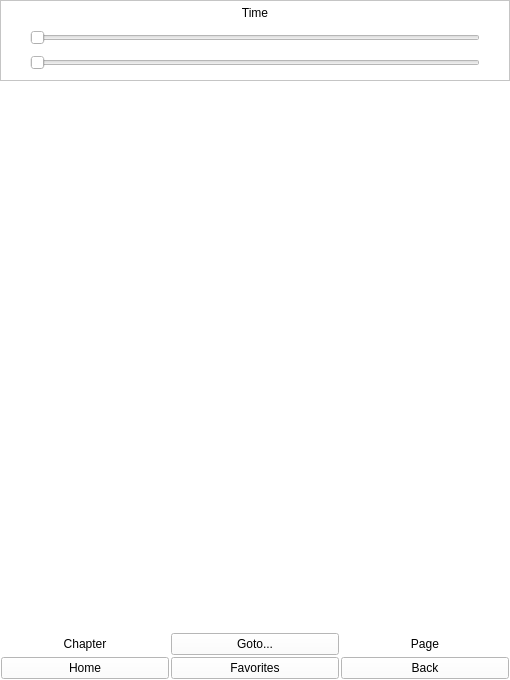
Old version of the form widgets/mangareaderwidget.ui in the repository Rain92/UltimateMangaReader.
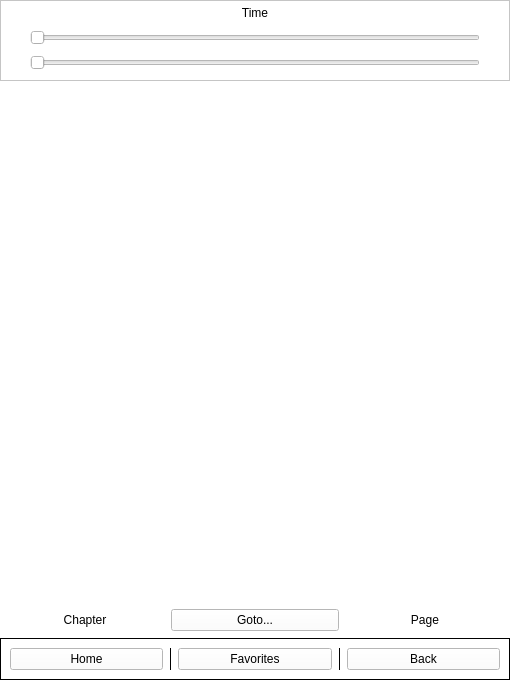
New version of the form. Custom widgets are drawn as their Qt base class.

Commit message: Buttons redesign and bugfixes

```diff
--- a/widgets/mangareaderwidget.ui
+++ b/widgets/mangareaderwidget.ui
@@ -226,15 +226,12 @@
         <property name="lineWidth">
          <number>0</number>
         </property>
-        <layout class="QVBoxLayout" name="verticalLayout_4">
-         <property name="spacing">
-          <number>0</number>
-         </property>
+        <layout class="QVBoxLayout" name="verticalLayout_2">
          <property name="leftMargin">
           <number>0</number>
          </property>
          <property name="topMargin">
-          <number>0</number>
+          <number>9</number>
          </property>
          <property name="rightMargin">
           <number>0</number>
@@ -292,22 +289,14 @@
           </layout>
          </item>
          <item>
-          <layout class="QHBoxLayout" name="horizontalLayout_3">
-           <property name="spacing">
-            <number>2</number>
+          <widget class="QFrame" name="frameButtons">
+           <property name="frameShape">
+            <enum>QFrame::Box</enum>
            </property>
-           <property name="leftMargin">
-            <number>1</number>
+           <property name="frameShadow">
+            <enum>QFrame::Plain</enum>
            </property>
-           <property name="topMargin">
-            <number>1</number>
-           </property>
-           <property name="rightMargin">
-            <number>1</number>
-           </property>
-           <property name="bottomMargin">
-            <number>1</number>
-           </property>
+           <layout class="QHBoxLayout" name="horizontalLayout">
            <item>
             <widget class="QPushButton" name="pushButtonReaderHome">
              <property name="sizePolicy">
@@ -324,6 +313,28 @@
              </property>
             </widget>
            </item>
+            <item>
+             <widget class="QFrame" name="frame_3">
+              <property name="sizePolicy">
+               <sizepolicy hsizetype="Fixed" vsizetype="Preferred">
+                <horstretch>0</horstretch>
+                <verstretch>0</verstretch>
+               </sizepolicy>
+              </property>
+              <property name="baseSize">
+               <size>
+                <width>1</width>
+                <height>0</height>
+               </size>
+              </property>
+              <property name="frameShape">
+               <enum>QFrame::VLine</enum>
+              </property>
+              <property name="frameShadow">
+               <enum>QFrame::Plain</enum>
+              </property>
+             </widget>
+            </item>
            <item>
             <widget class="QPushButton" name="pushButtonReaderFavorites">
              <property name="sizePolicy">
@@ -340,6 +351,28 @@
              </property>
             </widget>
            </item>
+            <item>
+             <widget class="QFrame" name="frame_2">
+              <property name="sizePolicy">
+               <sizepolicy hsizetype="Fixed" vsizetype="Preferred">
+                <horstretch>0</horstretch>
+                <verstretch>0</verstretch>
+               </sizepolicy>
+              </property>
+              <property name="baseSize">
+               <size>
+                <width>1</width>
+                <height>0</height>
+               </size>
+              </property>
+              <property name="frameShape">
+               <enum>QFrame::VLine</enum>
+              </property>
+              <property name="frameShadow">
+               <enum>QFrame::Plain</enum>
+              </property>
+             </widget>
+            </item>
            <item>
             <widget class="QPushButton" name="pushButtonReaderBack">
              <property name="sizePolicy">
@@ -354,9 +387,13 @@
              <property name="text">
               <string>Back</string>
              </property>
+              <property name="flat">
+               <bool>false</bool>
+              </property>
             </widget>
            </item>
           </layout>
+          </widget>
          </item>
         </layout>
        </widget>
```
Lines whose indentation alone changed are shown as unchanged. The commit also changes 31 other files.
